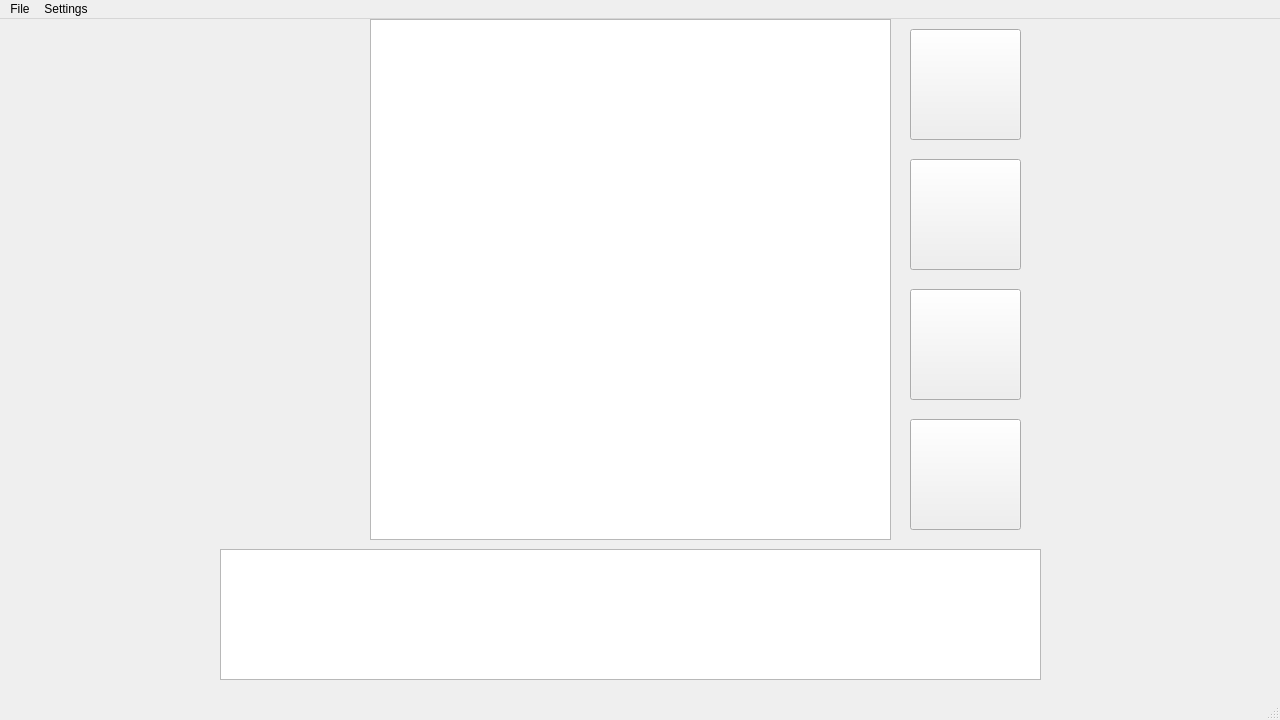
First picture: the form in SpriteEditor/mainwindow.ui, repository 00Calvin00/Git-Happens, before the edit.
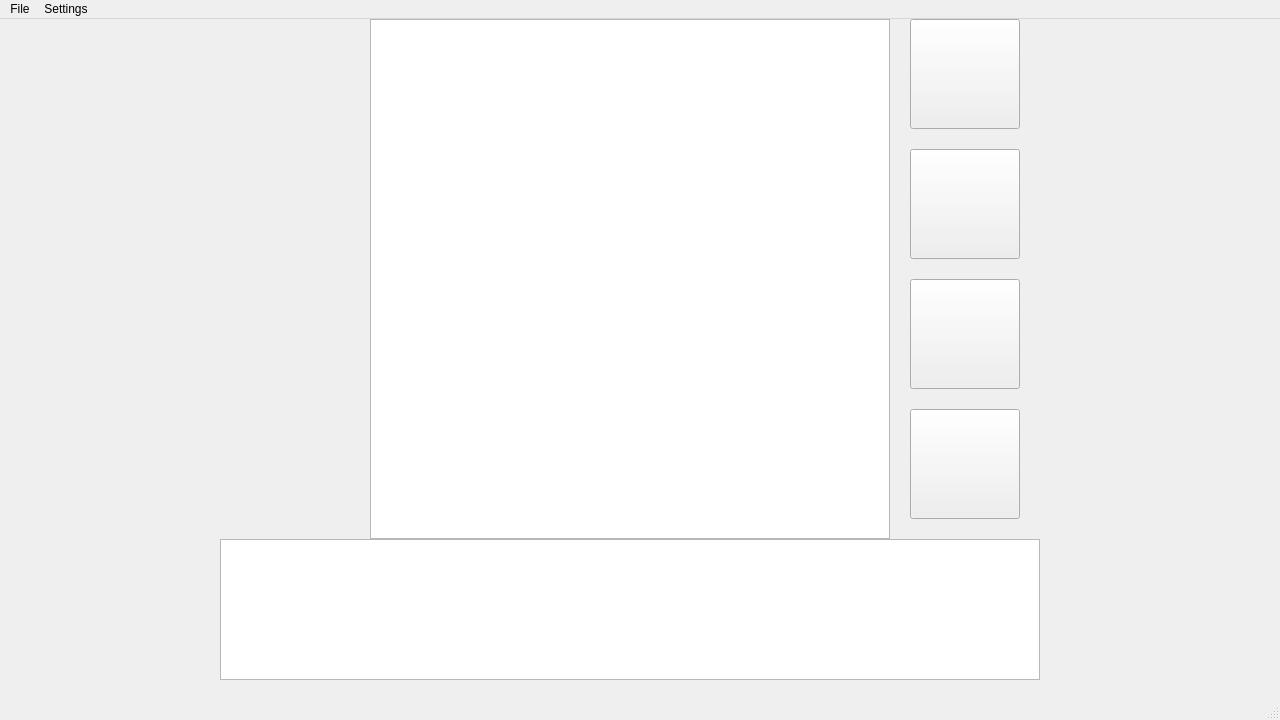
Second picture: the form after the edit.

Commit message: Small UI changes for better look

```diff
--- a/SpriteEditor/mainwindow.ui
+++ b/SpriteEditor/mainwindow.ui
@@ -25,8 +25,8 @@
      <rect>
       <x>370</x>
       <y>0</y>
-      <width>521</width>
-      <height>521</height>
+      <width>520</width>
+      <height>520</height>
      </rect>
     </property>
     <property name="minimumSize">
@@ -40,9 +40,9 @@
     <property name="geometry">
      <rect>
       <x>230</x>
-      <y>10</y>
-      <width>121</width>
-      <height>111</height>
+      <y>0</y>
+      <width>120</width>
+      <height>110</height>
      </rect>
     </property>
    </widget>
@@ -50,9 +50,9 @@
     <property name="geometry">
      <rect>
       <x>230</x>
-      <y>140</y>
+      <y>130</y>
       <width>120</width>
-      <height>101</height>
+      <height>100</height>
      </rect>
     </property>
    </widget>
@@ -60,9 +60,9 @@
     <property name="geometry">
      <rect>
       <x>230</x>
-      <y>260</y>
+      <y>250</y>
       <width>120</width>
-      <height>251</height>
+      <height>250</height>
      </rect>
     </property>
    </widget>
@@ -70,9 +70,9 @@
     <property name="geometry">
      <rect>
       <x>220</x>
-      <y>530</y>
-      <width>821</width>
-      <height>131</height>
+      <y>520</y>
+      <width>820</width>
+      <height>141</height>
      </rect>
     </property>
     <property name="sizeIncrement">
@@ -86,9 +86,9 @@
     <property name="geometry">
      <rect>
       <x>910</x>
-      <y>10</y>
-      <width>111</width>
-      <height>111</height>
+      <y>0</y>
+      <width>110</width>
+      <height>110</height>
      </rect>
     </property>
     <property name="text">
@@ -99,9 +99,9 @@
     <property name="geometry">
      <rect>
       <x>910</x>
-      <y>140</y>
-      <width>111</width>
-      <height>111</height>
+      <y>130</y>
+      <width>110</width>
+      <height>110</height>
      </rect>
     </property>
     <property name="text">
@@ -112,9 +112,9 @@
     <property name="geometry">
      <rect>
       <x>910</x>
-      <y>270</y>
-      <width>111</width>
-      <height>111</height>
+      <y>260</y>
+      <width>110</width>
+      <height>110</height>
      </rect>
     </property>
     <property name="text">
@@ -125,9 +125,9 @@
     <property name="geometry">
      <rect>
       <x>910</x>
-      <y>400</y>
-      <width>111</width>
-      <height>111</height>
+      <y>390</y>
+      <width>110</width>
+      <height>110</height>
      </rect>
     </property>
     <property name="text">
```
